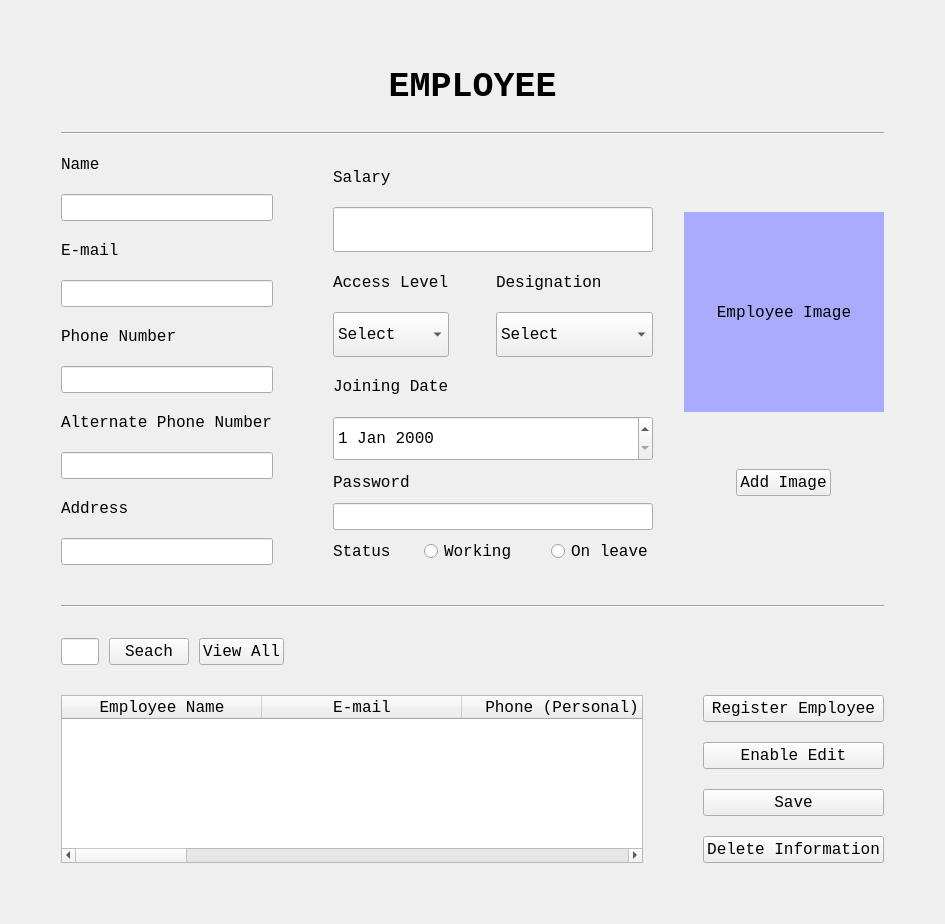
The window that EmployeeUI.ui (ASNaeem/Simple-VCMS) describes before a commit, drawn with Qt 5.
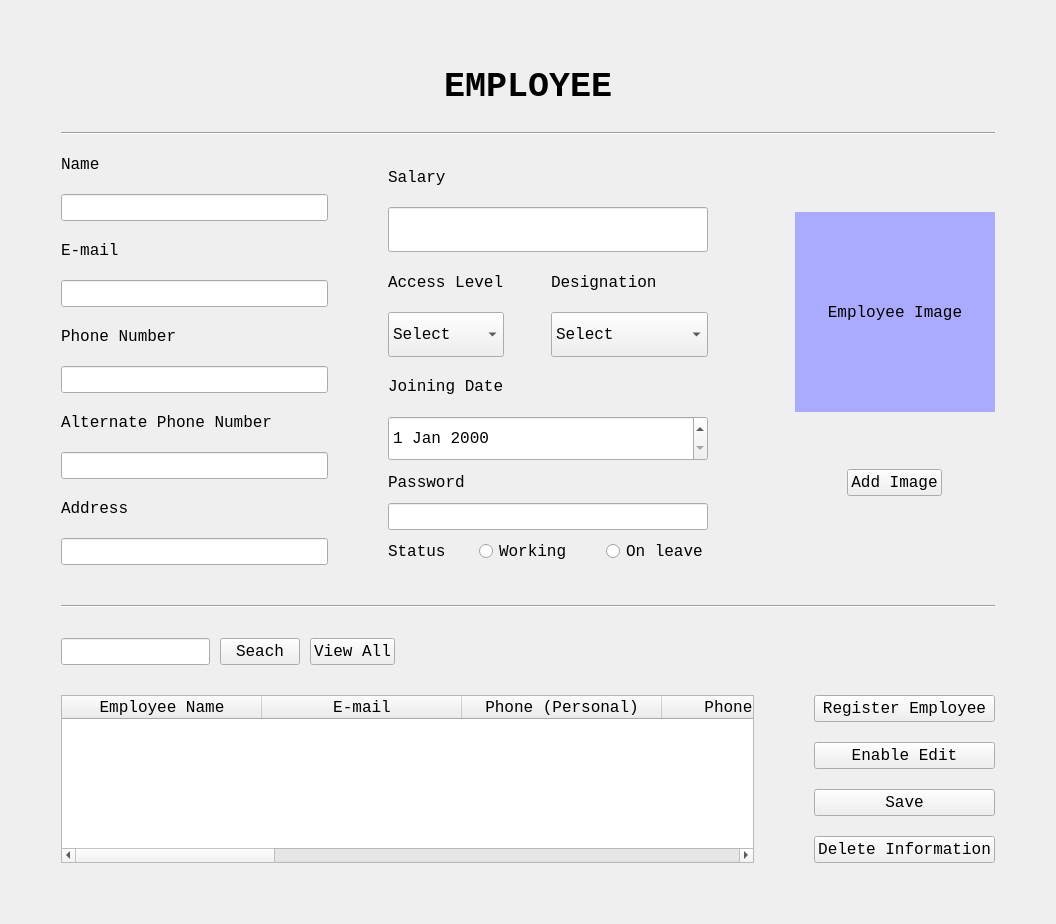
The same window after the commit.

Patch:
```diff
--- a/EmployeeUI.ui
+++ b/EmployeeUI.ui
@@ -6,8 +6,8 @@
    <rect>
     <x>0</x>
     <y>0</y>
-    <width>945</width>
-    <height>750</height>
+    <width>1056</width>
+    <height>845</height>
    </rect>
   </property>
   <property name="windowTitle">
@@ -859,6 +859,15 @@
              <pointsize>12</pointsize>
             </font>
            </property>
+           <property name="sizeAdjustPolicy">
+            <enum>QAbstractScrollArea::AdjustToContentsOnFirstShow</enum>
+           </property>
+           <property name="selectionMode">
+            <enum>QAbstractItemView::SingleSelection</enum>
+           </property>
+           <property name="selectionBehavior">
+            <enum>QAbstractItemView::SelectRows</enum>
+           </property>
            <attribute name="horizontalHeaderDefaultSectionSize">
             <number>200</number>
            </attribute>
```
